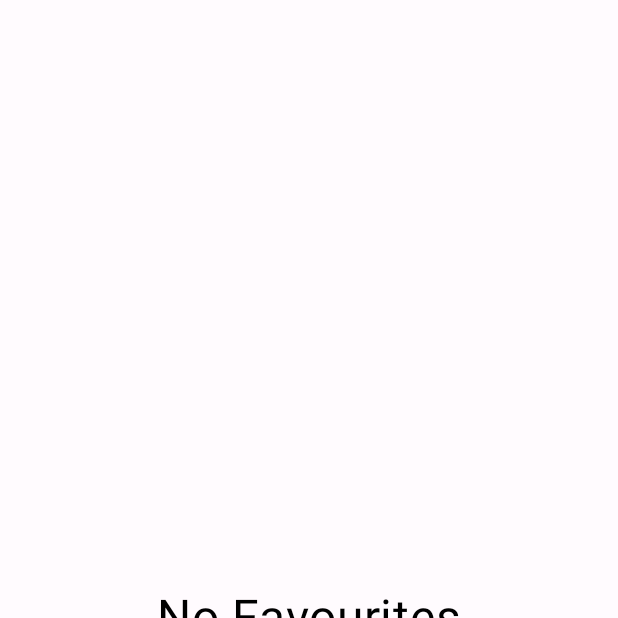
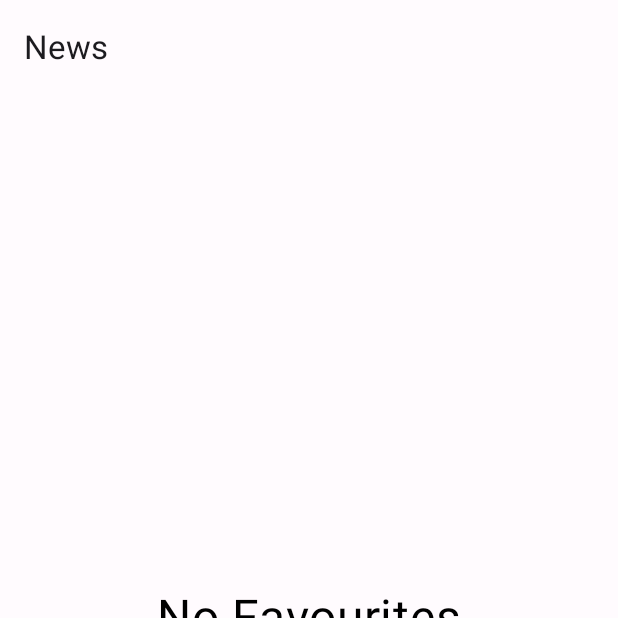
Before and after one commit to ShahbozbekCoder/StopWatch, an Android app built with Jetpack Compose: the composable NewsScreen shown on its own in the app's theme, item 2 of the bottom bar chosen, on a phone screen of 412 x 824 dp, the top half of it. Run offline under Robolectric (Android 15) with nearby library versions, the phone set to English and light mode, and no system bars; our stand-ins replace Dagger/Hilt's generated code; pictures from the network do not load.

Commit message:
some bugs fixed 1.1

```diff
--- a/app/src/main/java/com/shahbozbek/stopwatch/data/database/ArticleDao.kt
+++ b/app/src/main/java/com/shahbozbek/stopwatch/data/local/ArticleDao.kt
@@ -1,11 +1,9 @@
-package com.shahbozbek.stopwatch.data.database
+package com.shahbozbek.stopwatch.data.local
 
 import androidx.room.Dao
-import androidx.room.Delete
 import androidx.room.Insert
 import androidx.room.OnConflictStrategy
 import androidx.room.Query
-import androidx.room.Update
 import com.shahbozbek.stopwatch.data.models.newsdata.Article
 
 @Dao
--- a/app/src/main/java/com/shahbozbek/stopwatch/data/database/ArticleDatabase.kt
+++ b/app/src/main/java/com/shahbozbek/stopwatch/data/local/ArticleDatabase.kt
@@ -1,4 +1,4 @@
-package com.shahbozbek.stopwatch.data.database
+package com.shahbozbek.stopwatch.data.local
 
 import androidx.room.Database
 import androidx.room.RoomDatabase
--- a/app/src/main/java/com/shahbozbek/stopwatch/data/database/Converter.kt
+++ b/app/src/main/java/com/shahbozbek/stopwatch/data/local/Converter.kt
@@ -1,4 +1,4 @@
-package com.shahbozbek.stopwatch.data.database
+package com.shahbozbek.stopwatch.data.local
 
 import androidx.room.TypeConverter
 import com.shahbozbek.stopwatch.data.models.newsdata.Source
--- a/app/src/main/java/com/shahbozbek/stopwatch/data/database/FavouritesDao.kt
+++ b/app/src/main/java/com/shahbozbek/stopwatch/data/local/FavouritesDao.kt
@@ -1,12 +1,10 @@
-package com.shahbozbek.stopwatch.data.database
+package com.shahbozbek.stopwatch.data.local
 
 import androidx.room.Dao
 import androidx.room.Delete
 import androidx.room.Insert
 import androidx.room.OnConflictStrategy
 import androidx.room.Query
-import androidx.room.Update
-import com.shahbozbek.stopwatch.data.models.newsdata.Article
 import com.shahbozbek.stopwatch.data.models.newsdata.FavouriteArticle
 
 @Dao
--- a/app/src/main/java/com/shahbozbek/stopwatch/di/AppModule.kt
+++ b/app/src/main/java/com/shahbozbek/stopwatch/di/AppModule.kt
@@ -2,7 +2,7 @@ package com.shahbozbek.stopwatch.di
 
 import android.content.Context
 import androidx.room.Room
-import com.shahbozbek.stopwatch.data.database.ArticleDatabase
+import com.shahbozbek.stopwatch.data.local.ArticleDatabase
 import com.shahbozbek.stopwatch.data.remote.NetworkUtils
 import com.shahbozbek.stopwatch.data.remote.WeatherApiInterface
 import com.shahbozbek.stopwatch.data.remote.NewsApiInterface
--- a/app/src/main/java/com/shahbozbek/stopwatch/navigation/AppNavigation.kt
+++ b/app/src/main/java/com/shahbozbek/stopwatch/navigation/AppNavigation.kt
@@ -38,6 +38,7 @@ fun AppNavigation(navHostController: NavHostController, paddingValues: PaddingVa
                 }
             }
         }
+
     }
 }
 
@@ -57,7 +58,6 @@ fun NewsNavigation(
         composable("all_news_screen") {
             AllNewsScreen(
                 navController = navController,
-                newsScreenViewModel = newsScreenViewModel
             )
         }
 
@@ -72,14 +72,12 @@ fun NewsNavigation(
             val newsUrl = backStackEntry.arguments?.getString("newsUrl")
             NewsDetailScreen(
                 newsUrl,
-                newsScreenViewModel
             )
         }
 
         composable("favourites_screen") {
             FavouritesScreen(
-                navController = navController,
-                newsScreenViewModel = newsScreenViewModel
+                navController = navController
             )
         }
     }
--- a/app/src/main/java/com/shahbozbek/stopwatch/navigation/SetUpNavigation.kt
+++ b/app/src/main/java/com/shahbozbek/stopwatch/navigation/SetUpNavigation.kt
@@ -40,6 +40,7 @@ import androidx.compose.ui.res.painterResource
 import androidx.compose.ui.text.font.FontWeight
 import androidx.compose.ui.unit.dp
 import androidx.compose.ui.unit.sp
+import androidx.navigation.compose.currentBackStackEntryAsState
 import androidx.navigation.compose.rememberNavController
 import com.shahbozbek.stopwatch.R
 import com.shahbozbek.stopwatch.ui.theme.Purple40
@@ -54,6 +55,8 @@ fun SetUpNavigation() {
     }
     val navController = rememberNavController()
     val scope = rememberCoroutineScope()
+    val navigationState = navController.currentBackStackEntryAsState()
+    val currentRoute = navigationState.value?.destination?.route
 
     ModalNavigationDrawer(
         drawerState = drawerState,
--- a/app/src/main/java/com/shahbozbek/stopwatch/repository/RepositoryImpl.kt
+++ b/app/src/main/java/com/shahbozbek/stopwatch/repository/RepositoryImpl.kt
@@ -7,9 +7,8 @@ import androidx.datastore.preferences.core.Preferences
 import androidx.datastore.preferences.core.edit
 import androidx.datastore.preferences.core.longPreferencesKey
 import androidx.datastore.preferences.preferencesDataStore
-import com.shahbozbek.stopwatch.data.database.ArticleDao
-import com.shahbozbek.stopwatch.data.database.ArticleDatabase
-import com.shahbozbek.stopwatch.data.database.FavouritesDao
+import com.shahbozbek.stopwatch.data.local.ArticleDao
+import com.shahbozbek.stopwatch.data.local.FavouritesDao
 import com.shahbozbek.stopwatch.data.models.newsdata.Article
 import com.shahbozbek.stopwatch.data.models.newsdata.FavouriteArticle
 import com.shahbozbek.stopwatch.data.models.newsdata.NewsData
--- a/app/src/main/java/com/shahbozbek/stopwatch/ui/news/FavouritesScreen.kt
+++ b/app/src/main/java/com/shahbozbek/stopwatch/ui/news/FavouritesScreen.kt
@@ -23,11 +23,13 @@ import androidx.compose.ui.Alignment
 import androidx.compose.ui.Modifier
 import androidx.compose.ui.graphics.Color
 import androidx.compose.ui.unit.sp
+import androidx.hilt.navigation.compose.hiltViewModel
 import androidx.navigation.NavController
 
 @Composable
 fun FavouritesScreen(
-    newsScreenViewModel: NewsScreenViewModel, navController: NavController
+    newsScreenViewModel: NewsScreenViewModel = hiltViewModel(),
+    navController: NavController
 ) {
     val favouriteNews by newsScreenViewModel.getFavouriteNews()
         .collectAsState(initial = emptyList())
--- a/app/src/main/java/com/shahbozbek/stopwatch/ui/news/NewsScren.kt
+++ b/app/src/main/java/com/shahbozbek/stopwatch/ui/news/NewsScren.kt
@@ -1,19 +1,23 @@
 package com.shahbozbek.stopwatch.ui.news
 
 import android.annotation.SuppressLint
+import android.util.Log
 import androidx.compose.foundation.layout.PaddingValues
 import androidx.compose.foundation.layout.fillMaxWidth
 import androidx.compose.foundation.layout.padding
 import androidx.compose.material.icons.Icons
+import androidx.compose.material.icons.automirrored.filled.ArrowBack
 import androidx.compose.material.icons.filled.Favorite
 import androidx.compose.material.icons.filled.Home
+import androidx.compose.material3.ExperimentalMaterial3Api
 import androidx.compose.material3.Icon
+import androidx.compose.material3.IconButton
 import androidx.compose.material3.NavigationBar
 import androidx.compose.material3.NavigationBarItem
 import androidx.compose.material3.Scaffold
 import androidx.compose.material3.Text
+import androidx.compose.material3.TopAppBar
 import androidx.compose.runtime.Composable
-import androidx.compose.runtime.getValue
 import androidx.compose.ui.Modifier
 import androidx.compose.ui.tooling.preview.Preview
 import androidx.compose.ui.unit.dp
@@ -21,6 +25,7 @@ import androidx.navigation.compose.currentBackStackEntryAsState
 import androidx.navigation.compose.rememberNavController
 import com.shahbozbek.stopwatch.navigation.NewsNavigation
 
+@OptIn(ExperimentalMaterial3Api::class)
 @SuppressLint("UnusedMaterial3ScaffoldPaddingParameter")
 @Composable
 fun NewsScreen(
@@ -30,12 +35,10 @@ fun NewsScreen(
     val items = listOf(Pair("Home", "all_news_screen"), Pair("Favourites", "favourites_screen"))
     val icons = listOf(Icons.Default.Home, Icons.Default.Favorite)
     val navController = rememberNavController()
-
+    val navigationState = navController.currentBackStackEntryAsState()
+    val currentRoute = navigationState.value?.destination?.route
     Scaffold(
-        bottomBar =  {
-
-            val navBackStackEntry by navController.currentBackStackEntryAsState()
-            val currentRoute = navBackStackEntry?.destination?.route
+        bottomBar = {
 
             if (currentRoute in items.map { it.second }) {
                 NavigationBar(modifier = Modifier.fillMaxWidth()) {
@@ -59,6 +62,25 @@ fun NewsScreen(
                 }
             }
 
+        },
+        topBar = {
+            TopAppBar(
+                title = {
+                    Text(text = "News")
+                    Log.d("NewsScreen", "currentRoute: $currentRoute")
+                },
+                navigationIcon = {
+                    if (currentRoute == "news_detail/{newsUrl}") IconButton(
+                        onClick = { navController.popBackStack() },
+                    ) {
+                        Icon(
+                            imageVector = Icons.AutoMirrored.Filled.ArrowBack,
+                            contentDescription = null,
+                            modifier = Modifier.padding(start = 10.dp)
+                        )
+                    }
+                }
+            )
         }
     ) {
         NewsNavigation(navController = navController, paddingValues = paddingValues)
--- a/app/src/main/java/com/shahbozbek/stopwatch/usecases/GetFavouriteNewsUseCase.kt
+++ b/app/src/main/java/com/shahbozbek/stopwatch/usecases/GetFavouriteNewsUseCase.kt
@@ -1,6 +1,5 @@
 package com.shahbozbek.stopwatch.usecases
 
-import com.shahbozbek.stopwatch.data.database.ArticleDao
 import com.shahbozbek.stopwatch.repository.Repository
 import javax.inject.Inject
 
```
